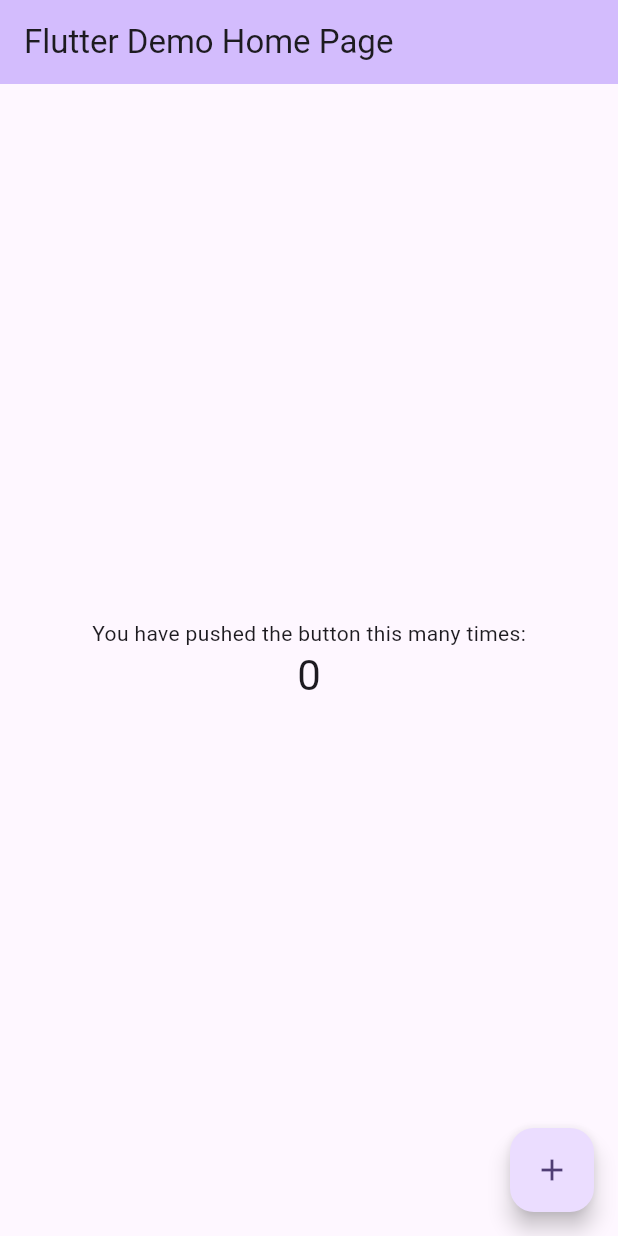
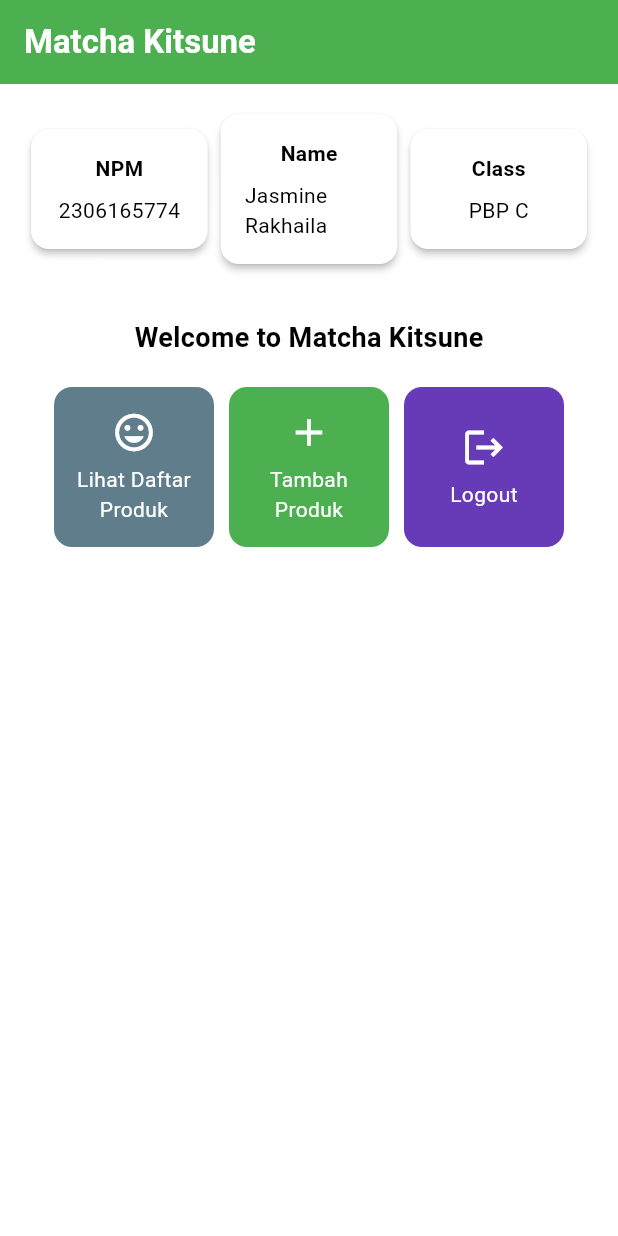
Before and after one commit to jasminerakhaila/matcha-kitsune, a Flutter app: the screen it shows after launch, on a phone screen of 412 x 824 dp. Run offline on Flutter 3.47's test engine with Material 3 defaults, Android fonts, the phone set to English and light mode, and no system bars.

Commit message:
Tugas 7 done

```diff
--- a/lib/main.dart
+++ b/lib/main.dart
@@ -1,4 +1,6 @@
 import 'package:flutter/material.dart';
+import 'package:matcha_kitsune/menu.dart';
+import 'package:matcha_kitsune/menu.dart';
 
 void main() {
   runApp(const MyApp());
@@ -28,98 +30,10 @@
         //
         // This works for code too, not just values: Most code changes can be
         // tested with just a hot reload.
-        colorScheme: ColorScheme.fromSeed(seedColor: Colors.deepPurple),
+        colorScheme: ColorScheme.fromSwatch(primarySwatch: Colors.green,).copyWith(secondary: const Color.fromARGB(255, 59, 147, 73)),
         useMaterial3: true,
       ),
-      home: const MyHomePage(title: 'Flutter Demo Home Page'),
+      home: MyHomePage(),
     );
   }
 }
-
-class MyHomePage extends StatefulWidget {
-  const MyHomePage({super.key, required this.title});
-
-  // This widget is the home page of your application. It is stateful, meaning
-  // that it has a State object (defined below) that contains fields that affect
-  // how it looks.
-
-  // This class is the configuration for the state. It holds the values (in this
-  // case the title) provided by the parent (in this case the App widget) and
-  // used by the build method of the State. Fields in a Widget subclass are
-  // always marked "final".
-
-  final String title;
-
-  @override
-  State<MyHomePage> createState() => _MyHomePageState();
-}
-
-class _MyHomePageState extends State<MyHomePage> {
-  int _counter = 0;
-
-  void _incrementCounter() {
-    setState(() {
-      // This call to setState tells the Flutter framework that something has
-      // changed in this State, which causes it to rerun the build method below
-      // so that the display can reflect the updated values. If we changed
-      // _counter without calling setState(), then the build method would not be
-      // called again, and so nothing would appear to happen.
-      _counter++;
-    });
-  }
-
-  @override
-  Widget build(BuildContext context) {
-    // This method is rerun every time setState is called, for instance as done
-    // by the _incrementCounter method above.
-    //
-    // The Flutter framework has been optimized to make rerunning build methods
-    // fast, so that you can just rebuild anything that needs updating rather
-    // than having to individually change instances of widgets.
-    return Scaffold(
-      appBar: AppBar(
-        // TRY THIS: Try changing the color here to a specific color (to
-        // Colors.amber, perhaps?) and trigger a hot reload to see the AppBar
-        // change color while the other colors stay the same.
-        backgroundColor: Theme.of(context).colorScheme.inversePrimary,
-        // Here we take the value from the MyHomePage object that was created by
-        // the App.build method, and use it to set our appbar title.
-        title: Text(widget.title),
-      ),
-      body: Center(
-        // Center is a layout widget. It takes a single child and positions it
-        // in the middle of the parent.
-        child: Column(
-          // Column is also a layout widget. It takes a list of children and
-          // arranges them vertically. By default, it sizes itself to fit its
-          // children horizontally, and tries to be as tall as its parent.
-          //
-          // Column has various properties to control how it sizes itself and
-          // how it positions its children. Here we use mainAxisAlignment to
-          // center the children vertically; the main axis here is the vertical
-          // axis because Columns are vertical (the cross axis would be
-          // horizontal).
-          //
-          // TRY THIS: Invoke "debug painting" (choose the "Toggle Debug Paint"
-          // action in the IDE, or press "p" in the console), to see the
-          // wireframe for each widget.
-          mainAxisAlignment: MainAxisAlignment.center,
-          children: <Widget>[
-            const Text(
-              'You have pushed the button this many times:',
-            ),
-            Text(
-              '$_counter',
-              style: Theme.of(context).textTheme.headlineMedium,
-            ),
-          ],
-        ),
-      ),
-      floatingActionButton: FloatingActionButton(
-        onPressed: _incrementCounter,
-        tooltip: 'Increment',
-        child: const Icon(Icons.add),
-      ), // This trailing comma makes auto-formatting nicer for build methods.
-    );
-  }
-}
--- /dev/null
+++ b/lib/menu.dart
@@ -0,0 +1,188 @@
+import 'package:flutter/material.dart';
+
+class MyHomePage extends StatelessWidget {
+  final String npm = '2306165774'; // NPM
+  final String name = 'Jasmine Rakhaila'; // Nama
+  final String className = 'PBP C'; // Kelas
+
+  MyHomePage({super.key});
+
+  final List<ItemHomepage> items = [
+    ItemHomepage("Lihat Daftar Produk", Icons.mood, Colors.blueGrey),
+    ItemHomepage("Tambah Produk", Icons.add,Colors.green),
+    ItemHomepage("Logout", Icons.logout, Colors.deepPurple),
+  ];
+
+  @override
+  Widget build(BuildContext context) {
+    // Scaffold menyediakan struktur dasar halaman dengan AppBar dan body.
+    return Scaffold(
+      // AppBar adalah bagian atas halaman yang menampilkan judul.
+      appBar: AppBar(
+        // Judul aplikasi "Matcha Kitsune" dengan teks putih dan tebal.
+        title: const Text(
+          'Matcha Kitsune',
+          style: TextStyle(
+            color: Colors.white,
+            fontWeight: FontWeight.bold,
+          ),
+        ),
+        // Warna latar belakang AppBar diambil dari skema warna tema aplikasi.
+        backgroundColor: Theme.of(context).colorScheme.primary,
+      ),
+      // Body halaman dengan padding di sekelilingnya.
+      body: Padding(
+        padding: const EdgeInsets.all(16.0),
+        // Menyusun widget secara vertikal dalam sebuah kolom.
+        child: Column(
+          crossAxisAlignment: CrossAxisAlignment.center,
+          children: [
+            // Row untuk menampilkan 3 InfoCard secara horizontal.
+            Row(
+              mainAxisAlignment: MainAxisAlignment.spaceEvenly,
+              children: [
+                InfoCard(title: 'NPM', content: npm),
+                InfoCard(title: 'Name', content: name),
+                InfoCard(title: 'Class', content: className),
+              ],
+            ),
+
+            // Memberikan jarak vertikal 16 unit.
+            const SizedBox(height: 16.0),
+
+            // Menempatkan widget berikutnya di tengah halaman.
+            Center(
+              child: Column(
+                // Menyusun teks dan grid item secara vertikal.
+
+                children: [
+                  // Menampilkan teks sambutan dengan gaya tebal dan ukuran 18.
+                  const Padding(
+                    padding: EdgeInsets.only(top: 16.0),
+                    child: Text(
+                      'Welcome to Matcha Kitsune',
+                      style: TextStyle(
+                        fontWeight: FontWeight.bold,
+                        fontSize: 18.0,
+                      ),
+                    ),
+                  ),
+
+                  // Grid untuk menampilkan ItemCard dalam bentuk grid 3 kolom.
+                  GridView.count(
+                    primary: true,
+                    padding: const EdgeInsets.all(20),
+                    crossAxisSpacing: 10,
+                    mainAxisSpacing: 10,
+                    crossAxisCount: 3,
+                    // Agar grid menyesuaikan tinggi kontennya.
+                    shrinkWrap: true,
+
+                    // Menampilkan ItemCard untuk setiap item dalam list items.
+                    children: items.map((ItemHomepage item) {
+                      return ItemCard(item);
+                    }).toList(),
+                  ),
+                ],
+              ),
+            ),
+          ],
+        ),
+      ),
+    );
+  }
+}
+
+class InfoCard extends StatelessWidget {
+  // Kartu informasi yang menampilkan title dan content.
+
+  final String title; // Judul kartu.
+  final String content; // Isi kartu.
+
+  const InfoCard({super.key, required this.title, required this.content});
+
+  @override
+  Widget build(BuildContext context) {
+    return Card(
+      // Membuat kotak kartu dengan bayangan dibawahnya.
+      elevation: 2.0,
+      child: Container(
+        // Mengatur ukuran dan jarak di dalam kartu.
+        width: MediaQuery.of(context).size.width /
+            3.5, // menyesuaikan dengan lebar device yang digunakan.
+        padding: const EdgeInsets.all(16.0),
+        // Menyusun title dan content secara vertikal.
+        child: Column(
+          children: [
+            Text(
+              title,
+              style: const TextStyle(fontWeight: FontWeight.bold),
+            ),
+            const SizedBox(height: 8.0),
+            Text(content),
+          ],
+        ),
+      ),
+    );
+  }
+}
+
+class ItemCard extends StatelessWidget {
+  // Menampilkan kartu dengan ikon dan nama.
+
+  final ItemHomepage item;
+
+  const ItemCard(this.item, {super.key});
+
+  @override
+  Widget build(BuildContext context) {
+    return Material(
+      // Menentukan warna latar belakang dari tema aplikasi.
+      color: item.color, // Menggunakan warna dari item
+      // Membuat sudut kartu melengkung.
+      borderRadius: BorderRadius.circular(12),
+
+      child: InkWell(
+        // Aksi ketika kartu ditekan.
+        onTap: () {
+          // Menampilkan pesan SnackBar saat kartu ditekan.
+          ScaffoldMessenger.of(context)
+            ..hideCurrentSnackBar()
+            ..showSnackBar(SnackBar(
+                content: Text("Kamu telah menekan tombol ${item.name}!")));
+        },
+        // Container untuk menyimpan Icon dan Text
+        child: Container(
+          padding: const EdgeInsets.all(8),
+          child: Center(
+            child: Column(
+              // Menyusun ikon dan teks di tengah kartu.
+              mainAxisAlignment: MainAxisAlignment.center,
+              children: [
+                Icon(
+                  item.icon,
+                  color: Colors.white,
+                  size: 30.0,
+                ),
+                const Padding(padding: EdgeInsets.all(3)),
+                Text(
+                  item.name,
+                  textAlign: TextAlign.center,
+                  style: const TextStyle(color: Colors.white),
+                ),
+              ],
+            ),
+          ),
+        ),
+      ),
+    );
+  }
+}
+
+class ItemHomepage {
+  final String name;
+  final IconData icon;
+  final Color color;
+
+  ItemHomepage(this.name, this.icon, this.color);
+}
```
Also changed, not shown: 1 other file.
